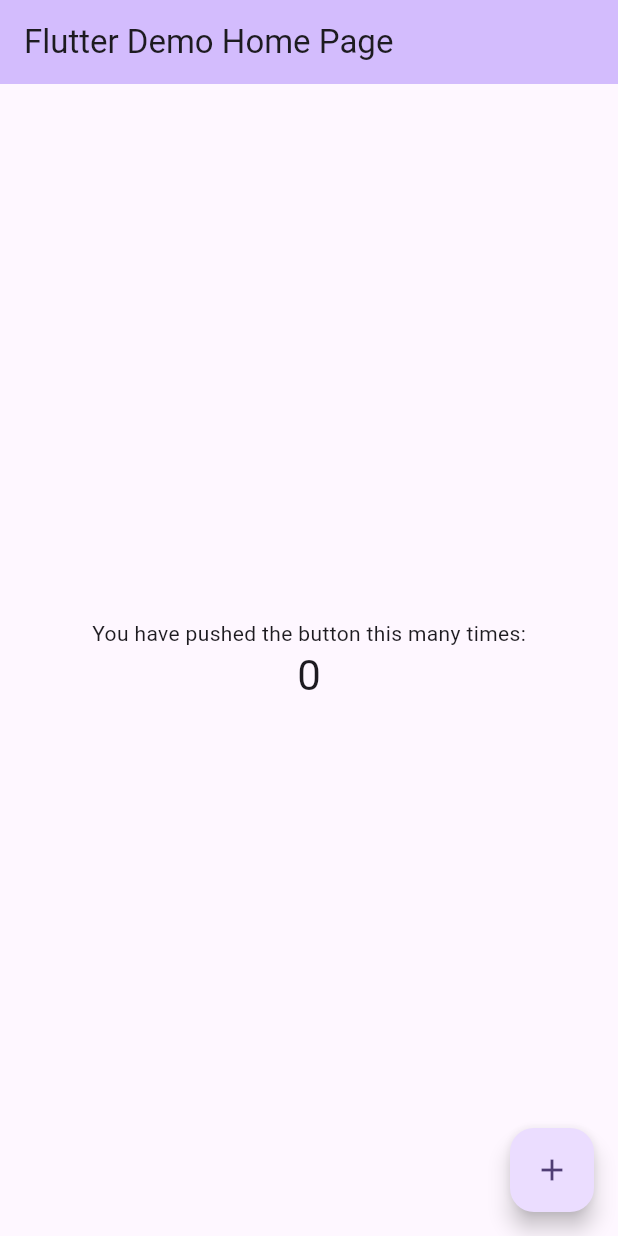
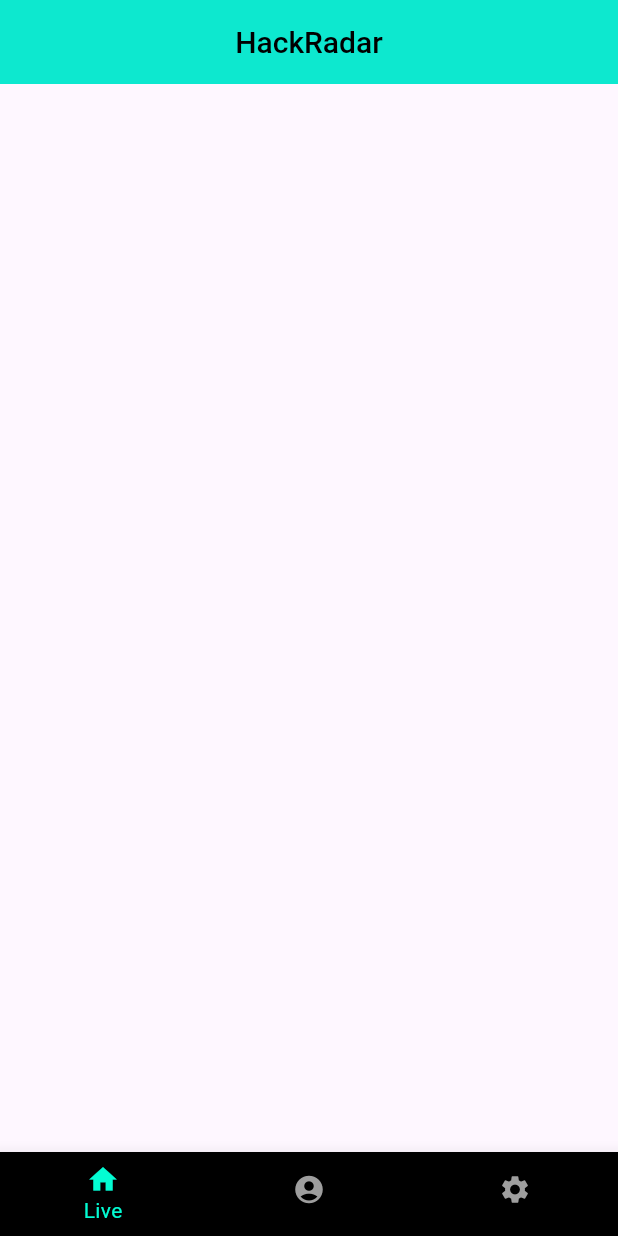
Before and after one commit to saiusesgithub/HackRadar, a Flutter app: the screen it shows after launch, on a phone screen of 412 x 824 dp. Run offline on Flutter 3.47's test engine with Material 3 defaults, Android fonts, the phone set to English and light mode, and no system bars.

Commit message:
Implement homepage screen and update main app structure

```diff
--- a/lib/main.dart
+++ b/lib/main.dart
@@ -1,4 +1,5 @@
 import 'package:flutter/material.dart';
+import 'package:hackradar/screens/homepage.dart';
 
 void main() {
   runApp(const MyApp());
@@ -7,116 +8,11 @@ void main() {
 class MyApp extends StatelessWidget {
   const MyApp({super.key});
 
-  // This widget is the root of your application.
   @override
   Widget build(BuildContext context) {
     return MaterialApp(
-      title: 'Flutter Demo',
-      theme: ThemeData(
-        // This is the theme of your application.
-        //
-        // TRY THIS: Try running your application with "flutter run". You'll see
-        // the application has a purple toolbar. Then, without quitting the app,
-        // try changing the seedColor in the colorScheme below to Colors.green
-        // and then invoke "hot reload" (save your changes or press the "hot
-        // reload" button in a Flutter-supported IDE, or press "r" if you used
-        // the command line to start the app).
-        //
-        // Notice that the counter didn't reset back to zero; the application
-        // state is not lost during the reload. To reset the state, use hot
-        // restart instead.
-        //
-        // This works for code too, not just values: Most code changes can be
-        // tested with just a hot reload.
-        colorScheme: ColorScheme.fromSeed(seedColor: Colors.deepPurple),
-      ),
-      home: const MyHomePage(title: 'Flutter Demo Home Page'),
+      title: 'HackRadar',
+      home: const Homepage(),
     );
   }
 }
-
-class MyHomePage extends StatefulWidget {
-  const MyHomePage({super.key, required this.title});
-
-  // This widget is the home page of your application. It is stateful, meaning
-  // that it has a State object (defined below) that contains fields that affect
-  // how it looks.
-
-  // This class is the configuration for the state. It holds the values (in this
-  // case the title) provided by the parent (in this case the App widget) and
-  // used by the build method of the State. Fields in a Widget subclass are
-  // always marked "final".
-
-  final String title;
-
-  @override
-  State<MyHomePage> createState() => _MyHomePageState();
-}
-
-class _MyHomePageState extends State<MyHomePage> {
-  int _counter = 0;
-
-  void _incrementCounter() {
-    setState(() {
-      // This call to setState tells the Flutter framework that something has
-      // changed in this State, which causes it to rerun the build method below
-      // so that the display can reflect the updated values. If we changed
-      // _counter without calling setState(), then the build method would not be
-      // called again, and so nothing would appear to happen.
-      _counter++;
-    });
-  }
-
-  @override
-  Widget build(BuildContext context) {
-    // This method is rerun every time setState is called, for instance as done
-    // by the _incrementCounter method above.
-    //
-    // The Flutter framework has been optimized to make rerunning build methods
-    // fast, so that you can just rebuild anything that needs updating rather
-    // than having to individually change instances of widgets.
-    return Scaffold(
-      appBar: AppBar(
-        // TRY THIS: Try changing the color here to a specific color (to
-        // Colors.amber, perhaps?) and trigger a hot reload to see the AppBar
-        // change color while the other colors stay the same.
-        backgroundColor: Theme.of(context).colorScheme.inversePrimary,
-        // Here we take the value from the MyHomePage object that was created by
-        // the App.build method, and use it to set our appbar title.
-        title: Text(widget.title),
-      ),
-      body: Center(
-        // Center is a layout widget. It takes a single child and positions it
-        // in the middle of the parent.
-        child: Column(
-          // Column is also a layout widget. It takes a list of children and
-          // arranges them vertically. By default, it sizes itself to fit its
-          // children horizontally, and tries to be as tall as its parent.
-          //
-          // Column has various properties to control how it sizes itself and
-          // how it positions its children. Here we use mainAxisAlignment to
-          // center the children vertically; the main axis here is the vertical
-          // axis because Columns are vertical (the cross axis would be
-          // horizontal).
-          //
-          // TRY THIS: Invoke "debug painting" (choose the "Toggle Debug Paint"
-          // action in the IDE, or press "p" in the console), to see the
-          // wireframe for each widget.
-          mainAxisAlignment: MainAxisAlignment.center,
-          children: <Widget>[
-            const Text('You have pushed the button this many times:'),
-            Text(
-              '$_counter',
-              style: Theme.of(context).textTheme.headlineMedium,
-            ),
-          ],
-        ),
-      ),
-      floatingActionButton: FloatingActionButton(
-        onPressed: _incrementCounter,
-        tooltip: 'Increment',
-        child: const Icon(Icons.add),
-      ), // This trailing comma makes auto-formatting nicer for build methods.
-    );
-  }
-}
--- /dev/null
+++ b/lib/screens/homepage.dart
@@ -0,0 +1,59 @@
+import 'package:flutter/material.dart';
+
+class Homepage extends StatefulWidget {
+  const Homepage({super.key});
+
+  @override
+  State<Homepage> createState() => _HomepageState();
+}
+
+class _HomepageState extends State<Homepage> {
+  @override
+  Widget build(BuildContext context) {
+    return Scaffold(
+      appBar: AppBar(
+        elevation: 10,
+        centerTitle: true,
+        automaticallyImplyLeading: false,
+        backgroundColor: Color(0xff00ffd5),
+        shape: RoundedRectangleBorder(borderRadius: BorderRadius.zero),
+        title: Text(
+          "HackRadar",
+          style: TextStyle(
+            fontWeight: FontWeight.w500,
+            fontStyle: FontStyle.normal,
+            fontSize: 20,
+            color: Color(0xff000000),
+          ),
+        ),
+      ),
+      bottomNavigationBar: BottomNavigationBar(
+        items: [
+          BottomNavigationBarItem(
+            icon: Icon(Icons.home),
+            label: "Live",
+          ),
+          BottomNavigationBarItem(
+            icon: Icon(Icons.account_circle),
+            label: "Upcoming",
+          ),
+          BottomNavigationBarItem(
+            icon: Icon(Icons.settings),
+            label: "Settings",
+          ),
+        ],
+        backgroundColor: Color(0xff000000),
+        currentIndex: 0,
+        elevation: 10,
+        iconSize: 22,
+        selectedItemColor: Color(0xff03fcd3),
+        unselectedItemColor: Color(0xff9e9e9e),
+        selectedFontSize: 14,
+        unselectedFontSize: 14,
+        showSelectedLabels: true,
+        showUnselectedLabels: false,
+        onTap: (value) {},
+      ),
+    );
+  }
+}
```
